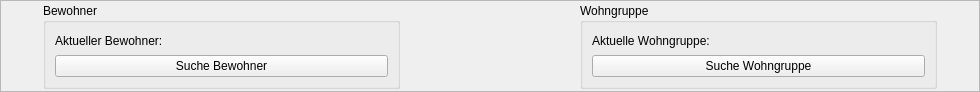
First picture: the form in drk_client/infoframe.ui, repository Robotregent/EBP, before the edit.
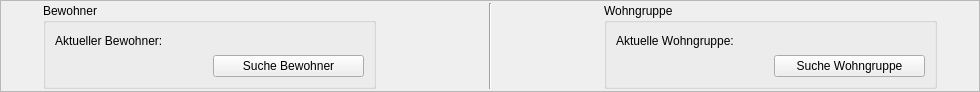
Second picture: the form after the edit. Icons and pictures are not drawn.

The edit to the form file:
```diff
--- a/drk_client/infoframe.ui
+++ b/drk_client/infoframe.ui
@@ -19,7 +19,7 @@
   <property name="frameShadow">
    <enum>QFrame::Raised</enum>
   </property>
-  <layout class="QHBoxLayout" name="horizontalLayout" stretch="0,2,1,2,0">
+  <layout class="QHBoxLayout" name="horizontalLayout" stretch="0,3,1,0,1,3,0">
    <property name="spacing">
     <number>2</number>
    </property>
@@ -44,15 +44,15 @@
      <property name="title">
       <string>Bewohner</string>
      </property>
-     <layout class="QVBoxLayout" name="verticalLayout">
-      <item>
+     <layout class="QGridLayout" name="gridLayout">
+      <item row="0" column="0" colspan="2">
        <widget class="QLabel" name="label">
         <property name="text">
          <string>Aktueller Bewohner:</string>
         </property>
        </widget>
       </item>
-      <item>
+      <item row="1" column="1">
        <widget class="QPushButton" name="pushButton">
         <property name="text">
          <string>Suche Bewohner</string>
@@ -79,20 +79,40 @@
      </property>
     </spacer>
    </item>
+   <item>
+    <widget class="Line" name="line">
+     <property name="orientation">
+      <enum>Qt::Vertical</enum>
+     </property>
+    </widget>
+   </item>
+   <item>
+    <spacer name="horizontalSpacer_4">
+     <property name="orientation">
+      <enum>Qt::Horizontal</enum>
+     </property>
+     <property name="sizeHint" stdset="0">
+      <size>
+       <width>40</width>
+       <height>20</height>
+      </size>
+     </property>
+    </spacer>
+   </item>
    <item>
     <widget class="QGroupBox" name="groupBox_2">
      <property name="title">
       <string>Wohngruppe</string>
      </property>
-     <layout class="QVBoxLayout" name="verticalLayout_2">
-      <item>
+     <layout class="QGridLayout" name="gridLayout_2">
+      <item row="0" column="0" colspan="2">
        <widget class="QLabel" name="label_2">
         <property name="text">
          <string>Aktuelle Wohngruppe:</string>
         </property>
        </widget>
       </item>
-      <item>
+      <item row="1" column="1">
        <widget class="QPushButton" name="pushButton_2">
         <property name="text">
          <string>Suche Wohngruppe</string>
```
